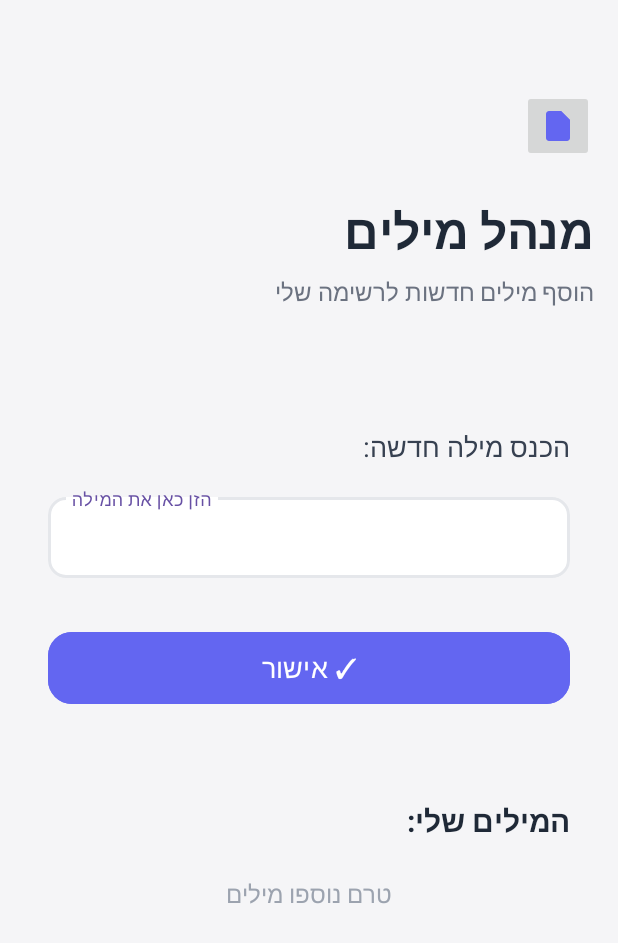
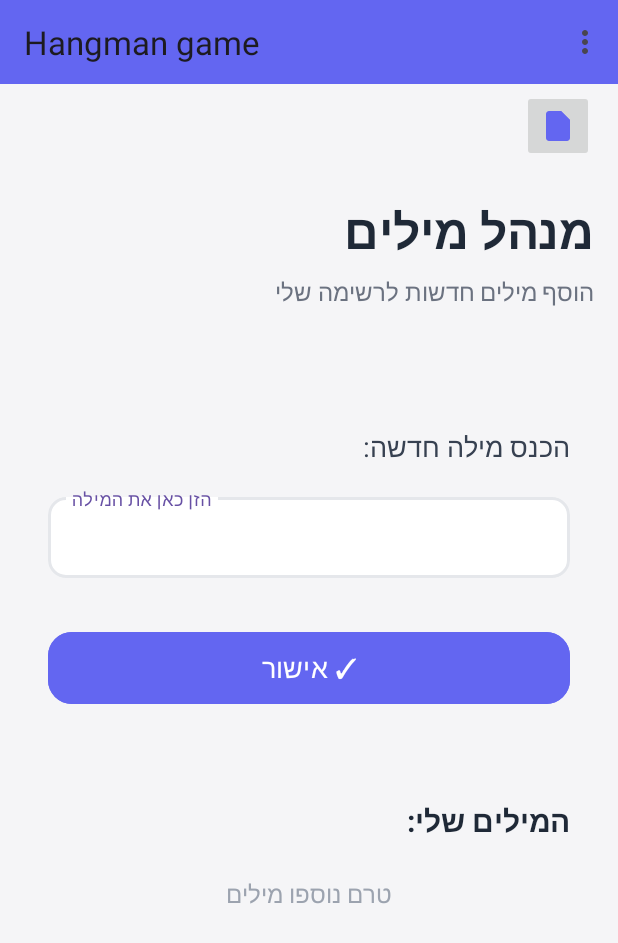
Before and after one commit to INONSEGEV/Hangman-game, an Android app: the addWordsActivity screen opened directly, with no data from a screen before it, on a phone screen of 412 x 824 dp. Shown: the top 943 px of the screen. Run offline under Robolectric (Android 15) with nearby library versions, the light colour scheme and no system bars.

Commit message:
ניתן למחוק את כל המילים בבת אחת ועוד מופיע דיאלוג לפני וגם יש תפריט עליון

```diff
--- a/app/build.gradle.kts
+++ b/app/build.gradle.kts
@@ -42,4 +42,5 @@ dependencies {
     androidTestImplementation(libs.espresso.core)
     implementation("com.google.android.flexbox:flexbox:3.0.0")
     implementation("com.google.code.gson:gson:2.10.1")
+    implementation("com.google.android.material:material:1.9.0")
 }
--- a/app/src/main/AndroidManifest.xml
+++ b/app/src/main/AndroidManifest.xml
@@ -13,7 +13,9 @@
         android:theme="@style/Theme.HangmanGame">
         <activity
             android:name=".addWordsActivity"
-            android:exported="true" />
+            android:exported="true"
+            />
+
 
         <provider
             android:name="androidx.core.content.FileProvider"
--- a/app/src/main/java/com/example/hangmangame/addWordsActivity.java
+++ b/app/src/main/java/com/example/hangmangame/addWordsActivity.java
@@ -3,12 +3,15 @@ package com.example.hangmangame;
 import android.content.Intent;
 import android.content.SharedPreferences;
 import android.os.Bundle;
+import android.view.Menu;
+import android.view.MenuItem;
 import android.view.View;
 import android.view.inputmethod.InputMethodManager;
 import android.widget.Button;
 import android.widget.EditText;
 import android.widget.ImageButton;
 import android.widget.TextView;
+import androidx.appcompat.widget.Toolbar;
 
 import androidx.activity.EdgeToEdge;
 import androidx.appcompat.app.AppCompatActivity;
@@ -27,6 +30,8 @@ public class addWordsActivity extends AppCompatActivity {
 
     RecyclerView recyclerView;
     EditText editWord;
+    Toolbar toolbar;
+
     TextView tv_main_title;
     Button btnAdd;
     ImageButton btn_save;
@@ -44,6 +49,9 @@ public class addWordsActivity extends AppCompatActivity {
         btnAdd = findViewById(R.id.btn_confirm);
         btn_save = findViewById(R.id.btn_save);
         tv_main_title = findViewById(R.id.tv_main_title);
+        toolbar = findViewById(R.id.toolbar);
+        setSupportActionBar(toolbar);
+
         words = loadWords();
 
         adapter = new addWordsAdapter(words);
@@ -125,4 +133,36 @@ public class addWordsActivity extends AppCompatActivity {
                         | View.SYSTEM_UI_FLAG_IMMERSIVE_STICKY
         );
     }
+    @Override
+    public boolean onCreateOptionsMenu(Menu menu) {
+        getMenuInflater().inflate(R.menu.menu_add_words, menu);
+        return true;
+    }
+    @Override
+    public boolean onOptionsItemSelected(MenuItem item) {
+        int id = item.getItemId();
+
+        if (id == R.id.btn_Add) {
+            // יצירת AlertDialog לאישור מחיקה
+            new androidx.appcompat.app.AlertDialog.Builder(this)
+                    .setTitle("אישור מחיקה")
+                    .setMessage("אתה בטוח שברצונך למחוק את כל המילים?")
+                    .setPositiveButton("כן", (dialog, which) -> {
+                        // מחיקת כל המילים
+                        words.clear();
+                        adapter.notifyDataSetChanged();
+                        saveWords(words);
+                        recyclerView.setVisibility(View.GONE);
+                    })
+                    .setNegativeButton("לא", null) // סגירה ללא פעולה
+                    .show();
+
+            return true;
+        }
+
+
+        return super.onOptionsItemSelected(item);
+    }
+
+
 }
--- a/app/src/main/res/layout/activity_add_words.xml
+++ b/app/src/main/res/layout/activity_add_words.xml
@@ -7,10 +7,22 @@
     android:fillViewport="true"
     android:background="#F5F5F7">
 
+
     <androidx.constraintlayout.widget.ConstraintLayout
         android:layout_width="match_parent"
         android:layout_height="wrap_content"
         android:paddingBottom="32dp">
+        <androidx.appcompat.widget.Toolbar
+            android:id="@+id/toolbar"
+            android:layout_width="match_parent"
+            android:layout_height="56dp"
+            android:background="#6366F1"
+            android:title="מנהל מילים"
+            android:titleTextColor="@android:color/white"
+            app:layout_constraintTop_toTopOf="parent"
+            app:layout_constraintStart_toStartOf="parent"
+            app:layout_constraintEnd_toEndOf="parent"/>
+
 
         <!-- כל ה־Views הקיימים שלך נשמרים כאן -->
         <!-- Header Icon -->
--- /dev/null
+++ b/app/src/main/res/menu/menu_add_words.xml
@@ -0,0 +1,10 @@
+<?xml version="1.0" encoding="utf-8"?>
+<menu xmlns:android="http://schemas.android.com/apk/res/android">
+
+
+    <item
+        android:id="@+id/btn_Add"
+        android:title="מחיקת כל המילים"
+        android:orderInCategory="100"
+    />
+</menu>
--- a/app/src/main/res/values/themes.xml
+++ b/app/src/main/res/values/themes.xml
@@ -23,4 +23,6 @@
 
 
 
+
+
 </resources>
```
